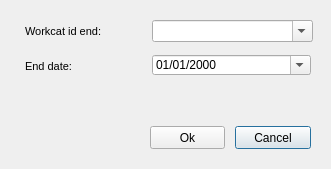
Before: the Qt Designer form ui/arc_fusion.ui in Giswater/giswater_qgis_plugin, drawn with Qt 5.
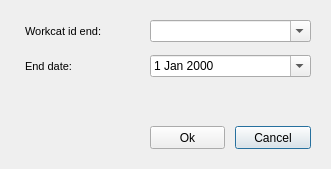
After: the same form once the commit is applied.

```diff
--- a/ui/arc_fusion.ui
+++ b/ui/arc_fusion.ui
@@ -39,25 +39,6 @@
     <string>Ok</string>
    </property>
   </widget>
-  <widget class="QDateTimeEdit" name="enddate">
-   <property name="geometry">
-    <rect>
-     <x>152</x>
-     <y>55</y>
-     <width>159</width>
-     <height>20</height>
-    </rect>
-   </property>
-   <property name="readOnly">
-    <bool>false</bool>
-   </property>
-   <property name="displayFormat">
-    <string>dd/MM/yyyy</string>
-   </property>
-   <property name="calendarPopup">
-    <bool>true</bool>
-   </property>
-  </widget>
   <widget class="QLabel" name="label_workcat_id_end">
    <property name="geometry">
     <rect>
@@ -127,7 +108,7 @@
   <widget class="QComboBox" name="workcat_id_end">
    <property name="geometry">
     <rect>
-     <x>152</x>
+     <x>150</x>
      <y>20</y>
      <width>161</width>
      <height>22</height>
@@ -137,6 +118,19 @@
     <bool>true</bool>
    </property>
   </widget>
+  <widget class="QDateEdit" name="enddate">
+   <property name="geometry">
+    <rect>
+     <x>150</x>
+     <y>55</y>
+     <width>161</width>
+     <height>22</height>
+    </rect>
+   </property>
+   <property name="calendarPopup">
+    <bool>true</bool>
+   </property>
+  </widget>
  </widget>
  <resources/>
  <connections/>
```
Left out of the diff: 7 changed lines with no effect on the pictures.
